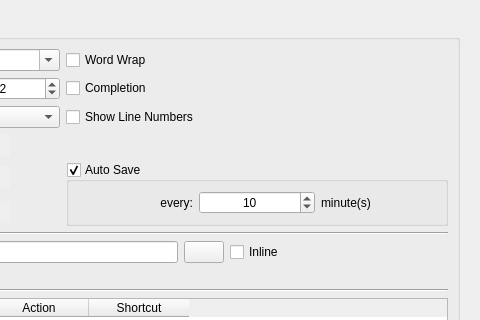
srazi/bidiTeXmaker, file configdialog.ui: the form before one commit; both pictures show x 364 to 844 and y 0 to 320 of the 844 by 559 pixel window.
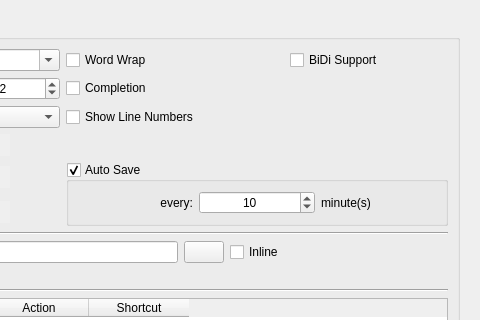
The form after the commit. The open tabs and pages were chosen to show the change. Icons and pictures are not drawn.

Commit message: Install QBiDiExtender class on TeXmaker, It's bidiTeXmaker, now!

```diff
--- a/configdialog.ui
+++ b/configdialog.ui
@@ -1040,6 +1040,13 @@
             </layout>
            </widget>
           </item>
+          <item row="0" column="3">
+           <widget class="QCheckBox" name="checkBoxBidiEnabled">
+            <property name="text">
+             <string>BiDi Support</string>
+            </property>
+           </widget>
+          </item>
          </layout>
         </widget>
        </item>
```
The commit also changes 12 other files.
